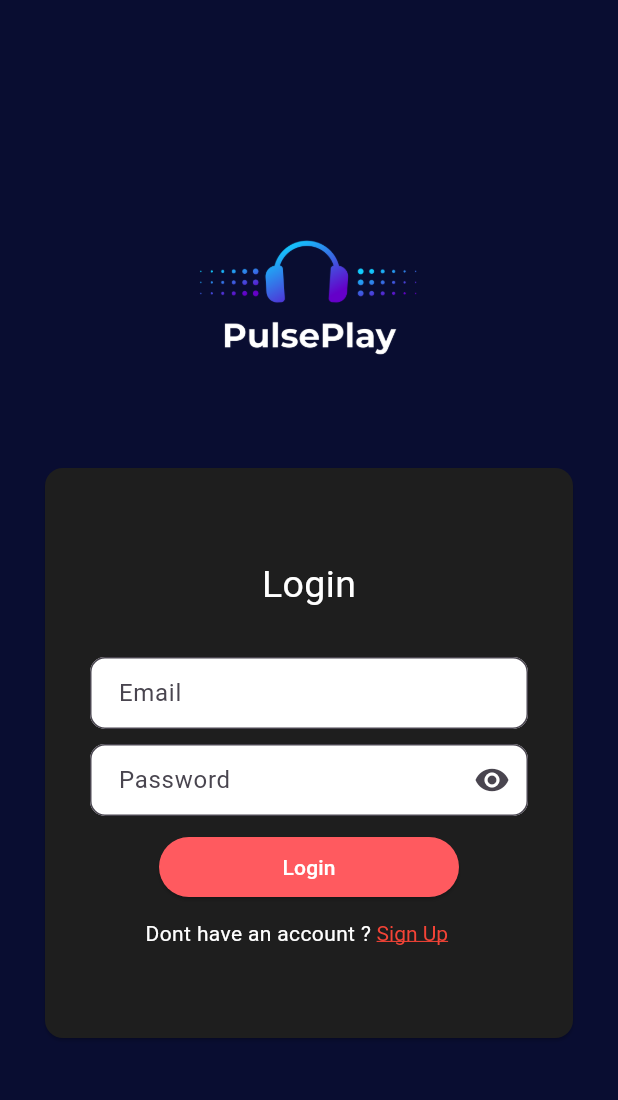
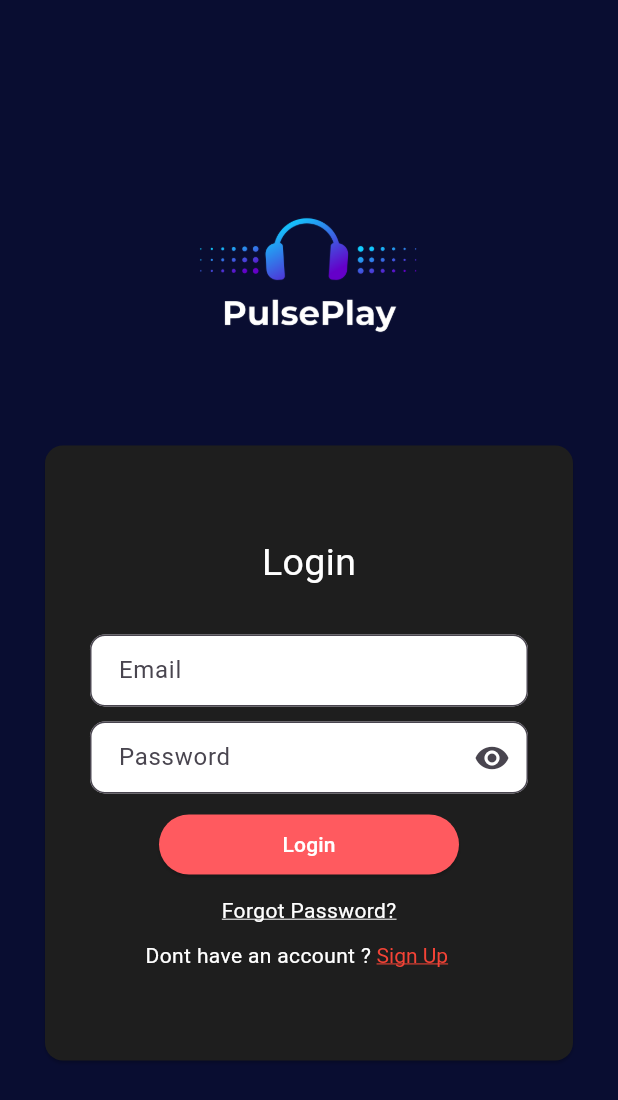
Before and after one commit to Vyshnav-Anchery/PulsePlay, a Flutter app: the screen it shows after launch, on a phone screen of 412 x 824 dp. Shown: the top 1100 px of the screen. Run offline on Flutter 3.47's test engine with Material 2 defaults, Android fonts, the phone set to English and light mode, and no system bars; our stand-ins replace audio_video_progress_bar, cloud_firestore, firebase_auth, firebase_core, firebase_storage, hive_flutter and 6 more; accounts and stored records are empty.

Commit message:
added reset password and some edits

```diff
--- a/lib/features/Favorites/ui/favorites_screen.dart
+++ b/lib/features/Favorites/ui/favorites_screen.dart
@@ -21,7 +21,7 @@ class FavoriteScreen extends StatelessWidget {
     if (favorites.isEmpty) {
       return Center(
         child: Text(
-          "no favorites found",
+          "No favorites found",
           style: Constants.musicListTextStyle,
         ),
       );
--- a/lib/features/home/ui/home.dart
+++ b/lib/features/home/ui/home.dart
@@ -51,8 +51,6 @@ class _HomeScreenState extends State<HomeScreen> {
   void deactivate() {
     prefs.setInt(Constants.LASTPOSITIONKEY,
         musicPlayerController.audioPlayer.position.inMilliseconds);
-
-    // TODO: implement deactivate
     super.deactivate();
   }
 
--- a/lib/features/home/widgets/bottom_nav_bar.dart
+++ b/lib/features/home/widgets/bottom_nav_bar.dart
@@ -9,6 +9,7 @@ class BottomNavBar extends StatelessWidget {
   @override
   Widget build(BuildContext context) {
     return NavigationBar(
+      height: MediaQuery.sizeOf(context).width / 5,
       destinations: const [
         NavigationDestination(icon: Icon(Icons.music_note), label: "Songs"),
         NavigationDestination(icon: Icon(Icons.favorite), label: "Favorites"),
--- a/lib/features/splashscreen/splashscreen.dart
+++ b/lib/features/splashscreen/splashscreen.dart
@@ -8,6 +8,7 @@ import '../home/ui/home.dart';
 import '../user_authentication/ui/login.dart';
 
 class SplashScreen extends StatefulWidget {
+  const SplashScreen({super.key});
   @override
   State<SplashScreen> createState() => _SplashScreenState();
 }
--- a/lib/features/user_authentication/ui/login.dart
+++ b/lib/features/user_authentication/ui/login.dart
@@ -1,4 +1,5 @@
 import 'package:flutter/material.dart';
+import 'package:music_player/features/user_authentication/ui/forgot_password.dart';
 import 'package:music_player/features/user_authentication/widgets/login_textfield.dart';
 import 'package:provider/provider.dart';
 import '../../../controller/authentication_controller.dart';
@@ -51,7 +52,6 @@ class LoginScreen extends StatelessWidget {
                               }
                               final emailRegex = RegExp(
                                   r'^[\w-]+(\.[\w-]+)*@[\w-]+(\.[\w-]+)+$');
-
                               if (!emailRegex.hasMatch(value)) {
                                 return 'Please enter a valid email address';
                               }
@@ -89,7 +89,23 @@ class LoginScreen extends StatelessWidget {
                               }
                             },
                             child: Constants.loginText),
-                        const SIgnUpTextButton(),
+                        const SizedBox(height: 10),
+                        GestureDetector(
+                          onTap: () => Navigator.push(
+                              context,
+                              MaterialPageRoute(
+                                builder: (context) =>
+                                    const ForgotPasswordScreen(),
+                              )),
+                          child: const Text(
+                            "Forgot Password?",
+                            style: TextStyle(
+                                color: Colors.white,
+                                decoration: TextDecoration.underline,
+                                decorationColor: Colors.white),
+                          ),
+                        ),
+                        const SignUpTextButton(),
                         const SizedBox(height: 50)
                       ],
                     ),
--- a/lib/features/user_authentication/ui/signup.dart
+++ b/lib/features/user_authentication/ui/signup.dart
@@ -7,7 +7,7 @@ import '../../../utils/constants/constants.dart';
 import '../widgets/login_textfield.dart';
 
 class SignUpScreen extends StatefulWidget {
-  SignUpScreen({super.key});
+  const SignUpScreen({super.key});
 
   @override
   State<SignUpScreen> createState() => _SignUpScreenState();
--- a/lib/features/user_authentication/widgets/signup_text_button.dart
+++ b/lib/features/user_authentication/widgets/signup_text_button.dart
@@ -3,8 +3,8 @@ import 'package:flutter/material.dart';
 import '../../../utils/constants/constants.dart';
 import '../ui/signup.dart';
 
-class SIgnUpTextButton extends StatelessWidget {
-  const SIgnUpTextButton({
+class SignUpTextButton extends StatelessWidget {
+  const SignUpTextButton({
     super.key,
   });
 
@@ -17,26 +17,23 @@ class SIgnUpTextButton extends StatelessWidget {
         TextButton(
             style: ButtonStyle(
               padding: MaterialStateProperty.all<EdgeInsetsGeometry>(
-                  EdgeInsets.zero), // Remove padding
+                  EdgeInsets.zero),
               backgroundColor:
                   MaterialStateProperty.all<Color?>(Colors.transparent),
-              overlayColor: MaterialStateProperty.all<Color?>(
-                  Colors.transparent), // Remove overlay color on press
-              alignment: Alignment.centerLeft, // Align text to the left
-              tapTargetSize: MaterialTapTargetSize
-                  .shrinkWrap, // Remove extra tap target size
+              overlayColor:
+                  MaterialStateProperty.all<Color?>(Colors.transparent),
+              alignment: Alignment.centerLeft,
+              tapTargetSize: MaterialTapTargetSize.shrinkWrap,
               textStyle: MaterialStateProperty.all<TextStyle>(const TextStyle(
-                color: Colors
-                    .red, // Set the text color to blue or your desired link color
-                decoration: TextDecoration
-                    .underline, // Add underline decoration to mimic a link
+                color: Colors.red,
+                decoration: TextDecoration.underline,
               )),
             ),
             onPressed: () {
               Navigator.push(
                   context,
                   MaterialPageRoute(
-                    builder: (context) => SignUpScreen(),
+                    builder: (context) => const SignUpScreen(),
                   ));
             },
             child: const Text(
--- a/lib/main.dart
+++ b/lib/main.dart
@@ -76,7 +76,7 @@ class MyApp extends StatelessWidget {
         debugShowCheckedModeBanner: false,
         title: 'Pulse Play',
         theme: Constants.appTheme,
-        home: SplashScreen(),
+        home: const SplashScreen(),
       ),
     );
   }
--- a/lib/utils/constants/constants.dart
+++ b/lib/utils/constants/constants.dart
@@ -6,11 +6,8 @@ class Constants {
           begin: Alignment.centerLeft,
           end: Alignment.bottomRight,
           colors: [
-            // Color.fromARGB(255, 58, 56, 56),
             Color.fromARGB(255, 7, 10, 39),
             Color.fromARGB(217, 7, 10, 39),
-            // Color.fromARGB(198, 0, 0, 0),
-            // Color.fromARGB(255, 30, 30, 30)
           ]),
       borderRadius: BorderRadius.only(
         topLeft: Radius.circular(20),
@@ -50,7 +47,6 @@ class Constants {
   static Text loginText = const Text(
     "Login",
     style: TextStyle(color: Colors.white),
-    // style: TextStyle(color: Color.fromRGBO(51, 51, 51, 1))
   );
 
   static TextStyle loginTextStyle =
```
Also changed, not shown: lib/controller/authentication_controller.dart (+14 -6 lines), lib/controller/musicplayer_controller.dart (+1 -24 lines), lib/features/library/widgets/playlist_create_Button.dart (+12 -7 lines), lib/features/nowPlaying/ui/now_playing.dart (+24 -12 lines), lib/features/nowPlaying/widgets/song_controll_buttons.dart (+12 -15 lines), lib/features/nowPlaying/widgets/song_cover.dart (+5 -4 lines), lib/features/songs/ui/music_list_screen.dart (+5 -4 lines), lib/features/user_authentication/ui/forgot_password.dart (added, +84 -0 lines), lib/utils/authentication/google_authenticaiton.dart (+11 -6 lines).
